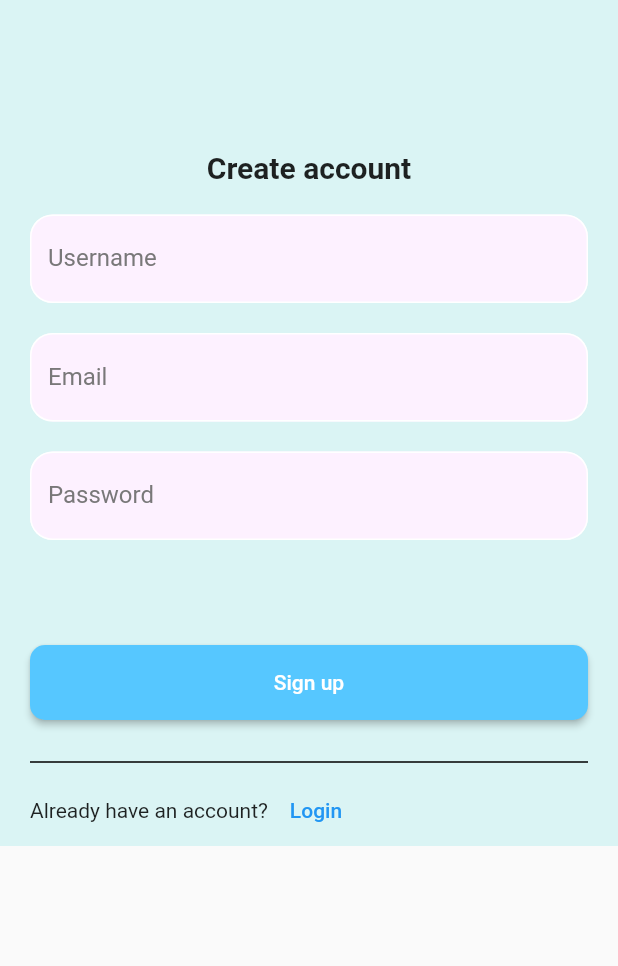
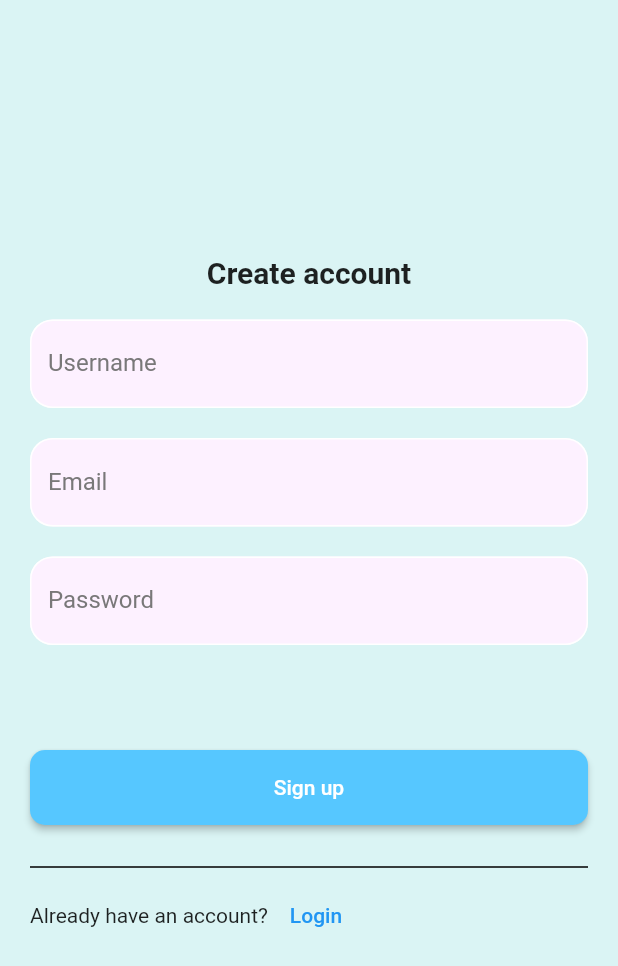
Before and after one commit to widejoy/make-a-ton, a Flutter app: the screen it shows after launch, after a tap on "Sign Up", on a phone screen of 412 x 824 dp. Shown: the top 966 px of the screen. Run offline on Flutter 3.47's test engine with Material 2 defaults, Android fonts, the light colour scheme and no system bars; our stand-ins replace carousel_slider, cloud_firestore, firebase_auth, firebase_core, firebase_storage, image_picker and 1 more; missing offline and left inert: firebase_app_check; accounts and stored records are empty.

Commit message:
fix: login and signup page allignment

```diff
--- a/lib/Authentication/screens/Signup.dart
+++ b/lib/Authentication/screens/Signup.dart
@@ -49,7 +49,7 @@ class _SignUpState extends State<SignUp> {
         child: Container(
           color: const Color.fromARGB(255, 218, 244, 244),
           child: Padding(
-            padding: const EdgeInsets.fromLTRB(20, 100, 20, 0),
+            padding: const EdgeInsets.fromLTRB(20, 170, 20, 300),
             child: Column(
               children: [
                 const Text(
--- a/lib/Authentication/screens/login.dart
+++ b/lib/Authentication/screens/login.dart
@@ -35,9 +35,14 @@ class _LoginState extends State<Login> {
       child: Container(
         color: const Color.fromARGB(255, 218, 244, 244),
         child: Padding(
-          padding: const EdgeInsets.fromLTRB(20, 300, 20, 0),
+          padding: const EdgeInsets.fromLTRB(20, 200, 20, 300),
           child: Column(
             children: [
+              const Text(
+                "Log in",
+                style: TextStyle(fontSize: 20, fontWeight: FontWeight.bold),
+              ),
+              const SizedBox(height: 20),
               ElevatedButton(
                 onPressed: () {},
                 style: ElevatedButton.styleFrom(
```
